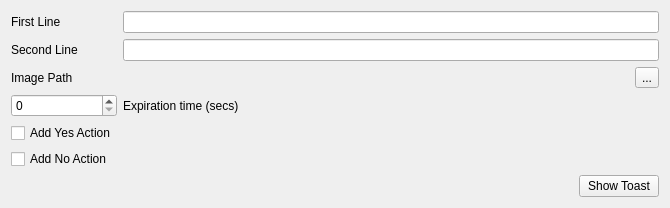
Before: the Qt Designer form example/qt-gui-example/WinToastExample/mainwindow.ui in mohabouje/WinToast, drawn with Qt 5.
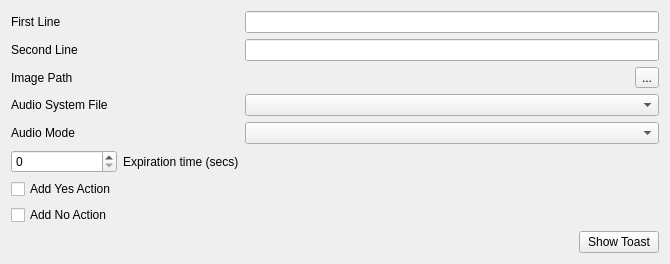
After: the same form once the commit is applied.

What changed in the file:
```diff
--- a/example/qt-gui-example/WinToastExample/mainwindow.ui
+++ b/example/qt-gui-example/WinToastExample/mainwindow.ui
@@ -7,7 +7,7 @@
     <x>0</x>
     <y>0</y>
     <width>670</width>
-    <height>175</height>
+    <height>220</height>
    </rect>
   </property>
   <property name="windowTitle">
@@ -15,6 +15,9 @@
   </property>
   <widget class="QWidget" name="centralWidget">
    <layout class="QGridLayout" name="gridLayout">
+    <item row="4" column="2">
+     <widget class="QComboBox" name="audioSystemFile"/>
+    </item>
     <item row="1" column="0">
      <widget class="QLabel" name="label">
       <property name="text">
@@ -22,9 +25,6 @@
       </property>
      </widget>
     </item>
-    <item row="1" column="2">
-     <widget class="QLineEdit" name="firstLine"/>
-    </item>
     <item row="2" column="0">
      <widget class="QLabel" name="label_2">
       <property name="text">
@@ -32,8 +32,63 @@
       </property>
      </widget>
     </item>
-    <item row="2" column="2">
-     <widget class="QLineEdit" name="secondLine"/>
+    <item row="8" column="0">
+     <widget class="QCheckBox" name="addYes">
+      <property name="text">
+       <string>Add Yes Action</string>
+      </property>
+     </widget>
+    </item>
+    <item row="4" column="0">
+     <widget class="QLabel" name="label_5">
+      <property name="text">
+       <string>Audio System File</string>
+      </property>
+     </widget>
+    </item>
+    <item row="11" column="2">
+     <widget class="QWidget" name="widget_2" native="true">
+      <layout class="QHBoxLayout" name="horizontalLayout_2">
+       <property name="leftMargin">
+        <number>0</number>
+       </property>
+       <property name="topMargin">
+        <number>0</number>
+       </property>
+       <property name="rightMargin">
+        <number>0</number>
+       </property>
+       <property name="bottomMargin">
+        <number>0</number>
+       </property>
+       <item>
+        <spacer name="horizontalSpacer">
+         <property name="orientation">
+          <enum>Qt::Horizontal</enum>
+         </property>
+         <property name="sizeHint" stdset="0">
+          <size>
+           <width>40</width>
+           <height>20</height>
+          </size>
+         </property>
+        </spacer>
+       </item>
+       <item>
+        <widget class="QPushButton" name="showToast">
+         <property name="sizePolicy">
+          <sizepolicy hsizetype="Fixed" vsizetype="Fixed">
+           <horstretch>0</horstretch>
+           <verstretch>0</verstretch>
+          </sizepolicy>
+         </property>
+         <property name="text">
+          <string>Show Toast</string>
+         </property>
+        </widget>
+       </item>
+      </layout>
+     </widget>
     </item>
     <item row="3" column="0">
      <widget class="QLabel" name="label_3">
@@ -42,21 +97,27 @@
       </property>
      </widget>
     </item>
-    <item row="6" column="0">
-     <widget class="QCheckBox" name="addYes">
-      <property name="text">
-       <string>Add Yes Action</string>
-      </property>
-     </widget>
-    </item>
-    <item row="7" column="0">
+    <item row="9" column="0">
      <widget class="QCheckBox" name="addNo">
       <property name="text">
        <string>Add No Action</string>
       </property>
      </widget>
     </item>
-    <item row="4" column="0">
+    <item row="2" column="2">
+     <widget class="QLineEdit" name="secondLine"/>
+    </item>
+    <item row="6" column="1">
+     <widget class="QLabel" name="label_4">
+      <property name="text">
+       <string>Expiration time (secs)</string>
+      </property>
+     </widget>
+    </item>
+    <item row="1" column="2">
+     <widget class="QLineEdit" name="firstLine"/>
+    </item>
+    <item row="6" column="0">
      <widget class="QSpinBox" name="spinBox">
       <property name="maximum">
        <number>10</number>
@@ -110,54 +171,13 @@
       </layout>
      </widget>
     </item>
-    <item row="9" column="2">
-     <widget class="QWidget" name="widget_2" native="true">
-      <layout class="QHBoxLayout" name="horizontalLayout_2">
-       <property name="leftMargin">
-        <number>0</number>
-       </property>
-       <property name="topMargin">
-        <number>0</number>
-       </property>
-       <property name="rightMargin">
-        <number>0</number>
-       </property>
-       <property name="bottomMargin">
-        <number>0</number>
-       </property>
-       <item>
-        <spacer name="horizontalSpacer">
-         <property name="orientation">
-          <enum>Qt::Horizontal</enum>
-         </property>
-         <property name="sizeHint" stdset="0">
-          <size>
-           <width>40</width>
-           <height>20</height>
-          </size>
-         </property>
-        </spacer>
-       </item>
-       <item>
-        <widget class="QPushButton" name="showToast">
-         <property name="sizePolicy">
-          <sizepolicy hsizetype="Fixed" vsizetype="Fixed">
-           <horstretch>0</horstretch>
-           <verstretch>0</verstretch>
-          </sizepolicy>
-         </property>
-         <property name="text">
-          <string>Show Toast</string>
-         </property>
-        </widget>
-       </item>
-      </layout>
-     </widget>
+    <item row="5" column="2">
+     <widget class="QComboBox" name="audioMode"/>
     </item>
-    <item row="4" column="2">
-     <widget class="QLabel" name="label_4">
+    <item row="5" column="0">
+     <widget class="QLabel" name="label_6">
       <property name="text">
-       <string>Expiration time (secs)</string>
+       <string>Audio Mode</string>
       </property>
      </widget>
     </item>
```
